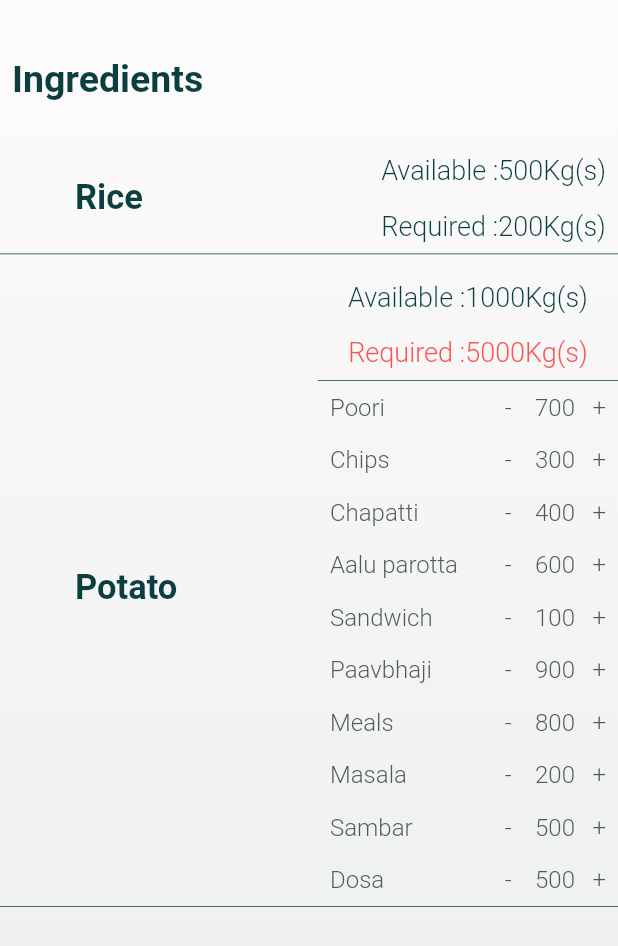
After one commit to Arvind0005/hotelo, a Flutter app: the Ingredients_page screen opened directly, on a phone screen of 412 x 824 dp. The commit adds this screen. Shown: the top 946 px of the screen. Run offline on Flutter 3.47's test engine with Material 2 defaults, Android fonts, the phone set to English and light mode, and no system bars; our stand-ins replace font_awesome_flutter, google_fonts, syncfusion_flutter_charts; network calls fail.

Commit message:
ingredients page

```diff
--- a/lib/btbar.dart
+++ b/lib/btbar.dart
@@ -2,6 +2,7 @@ import 'package:flutter/material.dart';
 import 'package:font_awesome_flutter/font_awesome_flutter.dart';
 import 'package:hotelo/datapage.dart';
 import 'package:hotelo/homepage.dart';
+import 'package:hotelo/ingredients.dart';
 
 class Btbar extends StatefulWidget {
   const Btbar({Key key}) : super(key: key);
@@ -16,6 +17,7 @@ class _BtbarState extends State<Btbar> {
   List<Widget> widgets = [
     HomePage(),
     DataPage(),
+    Ingredients_page(),
   ];
   Widget build(BuildContext context) {
     return Scaffold(
@@ -48,6 +50,11 @@ class _BtbarState extends State<Btbar> {
                 style: TextStyle(
                     fontWeight: FontWeight.bold, color: Color(0xff0b3e3f))),
           ),
+          BottomNavigationBarItem(
+              icon: FaIcon(FontAwesomeIcons.boxes),
+              title: Text("Ingredients",
+                  style: TextStyle(
+                      fontWeight: FontWeight.bold, color: Color(0xff0b3e3f)))),
         ],
       ),
       body: widgets[index],
--- /dev/null
+++ b/lib/ingredients.dart
@@ -0,0 +1,417 @@
+import 'package:flutter/material.dart';
+import 'package:google_fonts/google_fonts.dart';
+
+import 'models/salesdata.dart';
+
+class Ingredients_page extends StatefulWidget {
+  const Ingredients_page({Key key}) : super(key: key);
+
+  @override
+  _Ingredients_pageState createState() => _Ingredients_pageState();
+}
+
+class _Ingredients_pageState extends State<Ingredients_page> {
+  List<SalesData> _chartdata;
+  SalesData _salesData = SalesData();
+  List<String> dropdownitemlist;
+  String selecteddish = "Dosa";
+  var decoration = BoxDecoration(
+      borderRadius: BorderRadius.all(Radius.circular(30)),
+      gradient: LinearGradient(
+          begin: Alignment.topCenter,
+          end: Alignment.bottomCenter,
+          colors: [Color(0xffe6f0f1), Color(0xffd1e2e2)]));
+  var textstyle = GoogleFonts.hindSiliguri(
+      textStyle: TextStyle(
+          fontWeight: FontWeight.w500,
+          color: Color(0xff0b3e3f),
+          // letterSpacing: ,
+          fontSize: 22));
+  @override
+  Widget build(BuildContext context) {
+    return Scaffold(
+      body: Container(
+        decoration: BoxDecoration(
+            gradient: LinearGradient(
+                begin: Alignment.topCenter,
+                end: Alignment.bottomCenter,
+                colors: [Color(0xfffdfbfb), Color(0xffebedee)])),
+        child: ListView(
+          children: [
+            SizedBox(height: 30),
+            Padding(
+              padding: const EdgeInsets.all(8.0),
+              child: Text(
+                "Ingredients",
+                style: textstyle.copyWith(
+                    fontSize: 25, fontWeight: FontWeight.bold),
+              ),
+            ),
+            SizedBox(height: 20),
+            Row(
+              children: [
+                SizedBox(width: 50),
+                Text(
+                  "Rice",
+                  style: textstyle.copyWith(
+                      fontSize: 23, fontWeight: FontWeight.w700),
+                ),
+                Spacer(),
+                Column(
+                  children: [
+                    Padding(
+                      padding: const EdgeInsets.all(8.0),
+                      child: Text(
+                        "Available :500Kg(s)",
+                        style: textstyle.copyWith(
+                            fontSize: 18, fontWeight: FontWeight.w300),
+                      ),
+                    ),
+                    Padding(
+                      padding: const EdgeInsets.all(8.0),
+                      child: Text(
+                        "Required :200Kg(s)",
+                        style: textstyle.copyWith(
+                            fontSize: 18, fontWeight: FontWeight.w300),
+                      ),
+                    ),
+                  ],
+                ),
+              ],
+            ),
+            Container(
+              height: 0.5,
+              color: Color(0xff0b3e3f),
+            ),
+            SizedBox(height: 10),
+            Row(
+              children: [
+                SizedBox(width: 50),
+                Text(
+                  "Potato",
+                  style: textstyle.copyWith(
+                      fontSize: 23, fontWeight: FontWeight.w700),
+                ),
+                Spacer(),
+                Column(
+                  children: [
+                    Padding(
+                      padding: const EdgeInsets.all(8.0),
+                      child: Text(
+                        "Available :1000Kg(s)",
+                        style: textstyle.copyWith(
+                            fontSize: 18, fontWeight: FontWeight.w300),
+                      ),
+                    ),
+
+                    Padding(
+                      padding: const EdgeInsets.all(8.0),
+                      child: Text(
+                        "Required :5000Kg(s)",
+                        style: textstyle.copyWith(
+                            color: Colors.redAccent,
+                            fontSize: 18,
+                            fontWeight: FontWeight.w300),
+                      ),
+                    ),
+                    Container(
+                      width: 200,
+                      height: 0.5,
+                      color: Color(0xff0b3e3f),
+                    ),
+                    Container(
+                      width: 200,
+                      child: Row(
+                        children: [
+                          Padding(
+                            padding: const EdgeInsets.all(8.0),
+                            child: Text(
+                              "Poori",
+                              style: textstyle.copyWith(
+                                  color: Color(0xff4D5C5A),
+                                  fontSize: 16,
+                                  fontWeight: FontWeight.w300),
+                            ),
+                          ),
+                          Spacer(),
+                          Padding(
+                            padding: const EdgeInsets.all(8.0),
+                            child: Text(
+                              "-    700   +",
+                              style: textstyle.copyWith(
+                                  color: Color(0xff4D5C5A),
+                                  fontSize: 16,
+                                  fontWeight: FontWeight.w300),
+                            ),
+                          )
+                        ],
+                      ),
+                    ),
+                    Container(
+                      width: 200,
+                      child: Row(
+                        children: [
+                          Padding(
+                            padding: const EdgeInsets.all(8.0),
+                            child: Text(
+                              "Chips",
+                              style: textstyle.copyWith(
+                                  color: Color(0xff4D5C5A),
+                                  fontSize: 16,
+                                  fontWeight: FontWeight.w300),
+                            ),
+                          ),
+                          Spacer(),
+                          Padding(
+                            padding: const EdgeInsets.all(8.0),
+                            child: Text(
+                              "-    300   +",
+                              style: textstyle.copyWith(
+                                  color: Color(0xff4D5C5A),
+                                  fontSize: 16,
+                                  fontWeight: FontWeight.w300),
+                            ),
+                          )
+                        ],
+                      ),
+                    ),
+                    Container(
+                      width: 200,
+                      child: Row(
+                        children: [
+                          Padding(
+                            padding: const EdgeInsets.all(8.0),
+                            child: Text(
+                              "Chapatti",
+                              style: textstyle.copyWith(
+                                  color: Color(0xff4D5C5A),
+                                  fontSize: 16,
+                                  fontWeight: FontWeight.w300),
+                            ),
+                          ),
+                          Spacer(),
+                          Padding(
+                            padding: const EdgeInsets.all(8.0),
+                            child: Text(
+                              "-    400   +",
+                              style: textstyle.copyWith(
+                                  color: Color(0xff4D5C5A),
+                                  fontSize: 16,
+                                  fontWeight: FontWeight.w300),
+                            ),
+                          )
+                        ],
+                      ),
+                    ),
+                    Container(
+                      width: 200,
+                      child: Row(
+                        children: [
+                          Padding(
+                            padding: const EdgeInsets.all(8.0),
+                            child: Text(
+                              "Aalu parotta",
+                              style: textstyle.copyWith(
+                                  color: Color(0xff4D5C5A),
+                                  fontSize: 16,
+                                  fontWeight: FontWeight.w300),
+                            ),
+                          ),
+                          Spacer(),
+                          Padding(
+                            padding: const EdgeInsets.all(8.0),
+                            child: Text(
+                              "-    600   +",
+                              style: textstyle.copyWith(
+                                  color: Color(0xff4D5C5A),
+                                  fontSize: 16,
+                                  fontWeight: FontWeight.w300),
+                            ),
+                          )
+                        ],
+                      ),
+                    ),
+                    Container(
+                      width: 200,
+                      child: Row(
+                        children: [
+                          Padding(
+                            padding: const EdgeInsets.all(8.0),
+                            child: Text(
+                              "Sandwich",
+                              style: textstyle.copyWith(
+                                  color: Color(0xff4D5C5A),
+                                  fontSize: 16,
+                                  fontWeight: FontWeight.w300),
+                            ),
+                          ),
+                          Spacer(),
+                          Padding(
+                            padding: const EdgeInsets.all(8.0),
+                            child: Text(
+                              "-    100   +",
+                              style: textstyle.copyWith(
+                                  color: Color(0xff4D5C5A),
+                                  fontSize: 16,
+                                  fontWeight: FontWeight.w300),
+                            ),
+                          )
+                        ],
+                      ),
+                    ),
+                    Container(
+                      width: 200,
+                      child: Row(
+                        children: [
+                          Padding(
+                            padding: const EdgeInsets.all(8.0),
+                            child: Text(
+                              "Paavbhaji",
+                              style: textstyle.copyWith(
+                                  color: Color(0xff4D5C5A),
+                                  fontSize: 16,
+                                  fontWeight: FontWeight.w300),
+                            ),
+                          ),
+                          Spacer(),
+                          Padding(
+                            padding: const EdgeInsets.all(8.0),
+                            child: Text(
+                              "-    900   +",
+                              style: textstyle.copyWith(
+                                  color: Color(0xff4D5C5A),
+                                  fontSize: 16,
+                                  fontWeight: FontWeight.w300),
+                            ),
+                          )
+                        ],
+                      ),
+                    ),
+                    Container(
+                      width: 200,
+                      child: Row(
+                        children: [
+                          Padding(
+                            padding: const EdgeInsets.all(8.0),
+                            child: Text(
+                              "Meals",
+                              style: textstyle.copyWith(
+                                  color: Color(0xff4D5C5A),
+                                  fontSize: 16,
+                                  fontWeight: FontWeight.w300),
+                            ),
+                          ),
+                          Spacer(),
+                          Padding(
+                            padding: const EdgeInsets.all(8.0),
+                            child: Text(
+                              "-    800   +",
+                              style: textstyle.copyWith(
+                                  color: Color(0xff4D5C5A),
+                                  fontSize: 16,
+                                  fontWeight: FontWeight.w300),
+                            ),
+                          )
+                        ],
+                      ),
+                    ),
+                    Container(
+                      width: 200,
+                      child: Row(
+                        children: [
+                          Padding(
+                            padding: const EdgeInsets.all(8.0),
+                            child: Text(
+                              "Masala",
+                              style: textstyle.copyWith(
+                                  color: Color(0xff4D5C5A),
+                                  fontSize: 16,
+                                  fontWeight: FontWeight.w300),
+                            ),
+                          ),
+                          Spacer(),
+                          Padding(
+                            padding: const EdgeInsets.all(8.0),
+                            child: Text(
+                              "-    200   +",
+                              style: textstyle.copyWith(
+                                  color: Color(0xff4D5C5A),
+                                  fontSize: 16,
+                                  fontWeight: FontWeight.w300),
+                            ),
+                          )
+                        ],
+                      ),
+                    ),
+                    Container(
+                      width: 200,
+                      child: Row(
+                        children: [
+                          Padding(
+                            padding: const EdgeInsets.all(8.0),
+                            child: Text(
+                              "Sambar",
+                              style: textstyle.copyWith(
+                                  color: Color(0xff4D5C5A),
+                                  fontSize: 16,
+                                  fontWeight: FontWeight.w300),
+                            ),
+                          ),
+                          Spacer(),
+                          Padding(
+                            padding: const EdgeInsets.all(8.0),
+                            child: Text(
+                              "-    500   +",
+                              style: textstyle.copyWith(
+                                  color: Color(0xff4D5C5A),
+                                  fontSize: 16,
+                                  fontWeight: FontWeight.w300),
+                            ),
+                          )
+                        ],
+                      ),
+                    ),
+                    Container(
+                      width: 200,
+                      child: Row(
+                        children: [
+                          Padding(
+                            padding: const EdgeInsets.all(8.0),
+                            child: Text(
+                              "Dosa",
+                              style: textstyle.copyWith(
+                                  color: Color(0xff4D5C5A),
+                                  fontSize: 16,
+                                  fontWeight: FontWeight.w300),
+                            ),
+                          ),
+                          Spacer(),
+                          Padding(
+                            padding: const EdgeInsets.all(8.0),
+                            child: Text(
+                              "-    500   +",
+                              style: textstyle.copyWith(
+                                  color: Color(0xff4D5C5A),
+                                  fontSize: 16,
+                                  fontWeight: FontWeight.w300),
+                            ),
+                          )
+                        ],
+                      ),
+                    ),
+                    //  Spacer(),
+                  ],
+                ),
+              ],
+            ),
+            Container(
+              height: 0.5,
+              color: Color(0xff0b3e3f),
+            ),
+            SizedBox(height: 30),
+          ],
+        ),
+      ),
+    );
+  }
+}
--- a/lib/shopdatapage.dart
+++ b/lib/shopdatapage.dart
@@ -298,6 +298,7 @@ class _ShopDataState extends State<ShopData> {
                         fontSize: 16, fontWeight: FontWeight.w700),
                   ),
                   onPressed: () async {
+                    print(add1);
                     print("xxxxxxxxxxxxxxxxxxxxxxxxxxxxxxxxxxxxxxxxxx");
                     var client = http.Client();
                     final url = Uri.parse("http://10.0.2.2:3000/addshop");
@@ -309,7 +310,7 @@ class _ShopDataState extends State<ShopData> {
                       'add3': add3,
                       'add4': add4,
                       'email': email,
-                      'mobile': mobile,
+                      // 'mobile': mobile,
                     });
 
                     print(response.body);
```
Also changed, not shown: lib/salespage.dart (+35 -9 lines), 5 other files.
